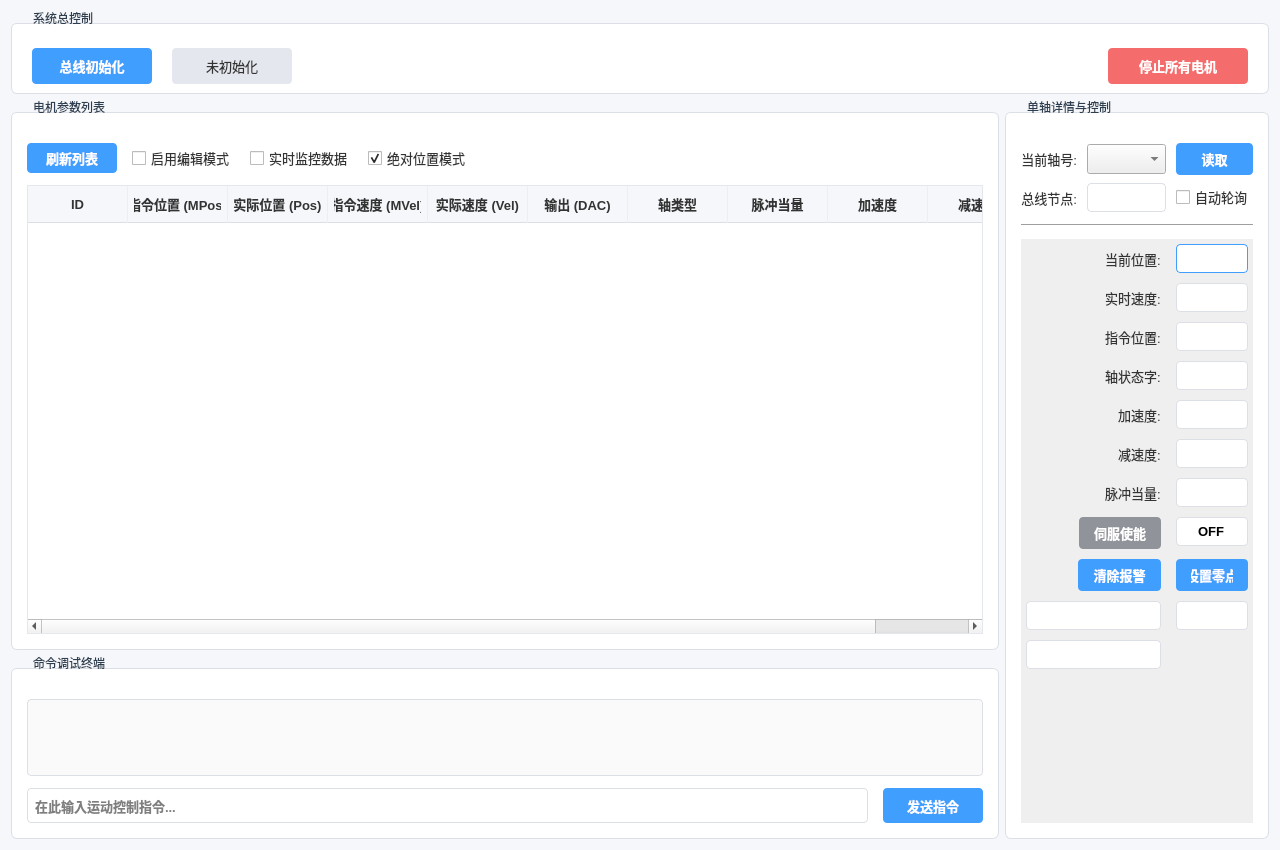
Old version of the form forms/ControlPage.ui in the repository Huier-git/Drill2tool.
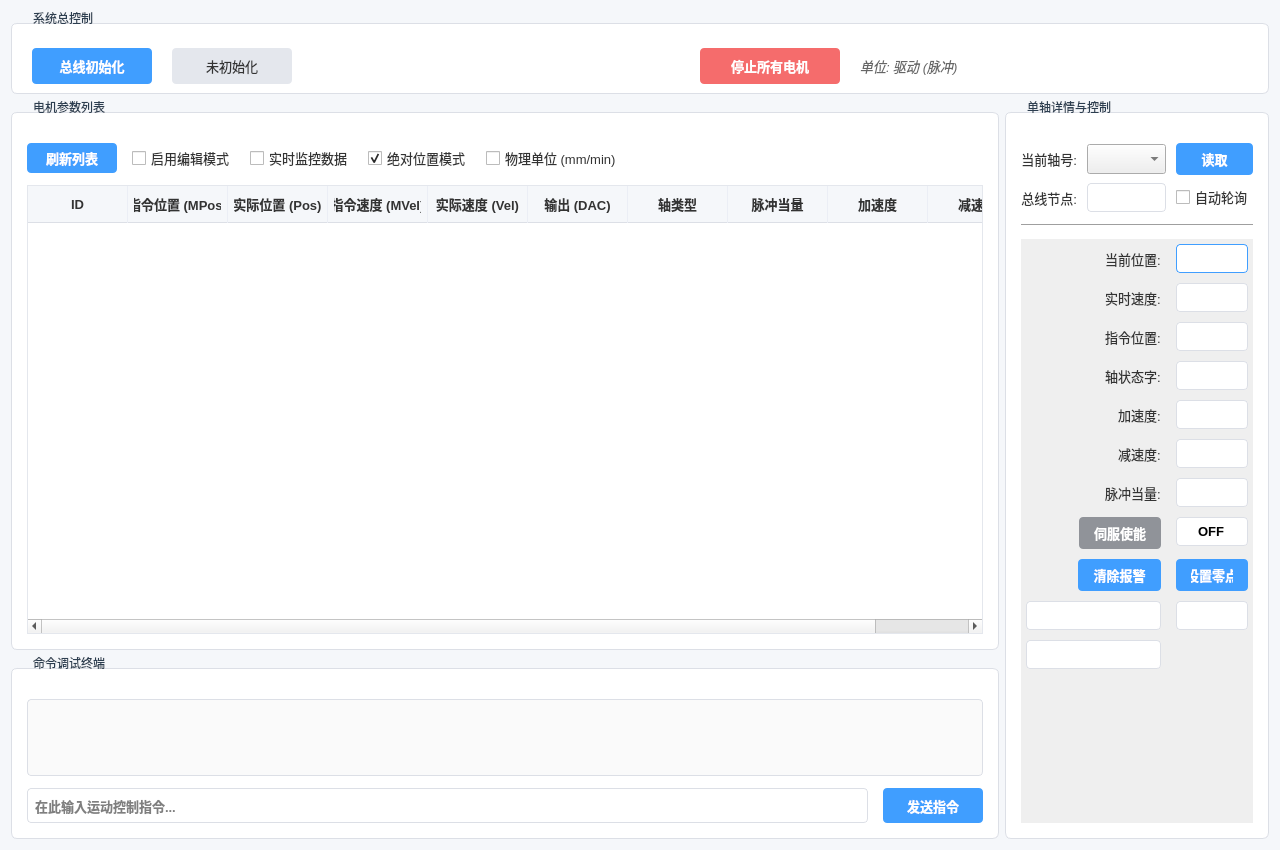
New version of the form.

Commit message: Add physical unit toggle and plan duration estimation

The edit to the form file:
```diff
--- a/forms/ControlPage.ui
+++ b/forms/ControlPage.ui
@@ -232,6 +232,33 @@
         </property>
        </widget>
       </item>
+           <item>
+            <layout class="QHBoxLayout" name="horizontalLayout_unit_status">
+             <item>
+              <widget class="QLabel" name="label_units_status">
+               <property name="text">
+                <string>单位: 驱动 (脉冲)</string>
+               </property>
+               <property name="styleSheet">
+                <string>color: #666; font-style: italic;</string>
+               </property>
+              </widget>
+             </item>
+             <item>
+              <spacer name="horizontalSpacer_3">
+               <property name="orientation">
+                <enum>Qt::Horizontal</enum>
+               </property>
+               <property name="sizeHint" stdset="0">
+                <size>
+                 <width>40</width>
+                 <height>20</height>
+                </size>
+               </property>
+              </spacer>
+             </item>
+            </layout>
+           </item>
      </layout>
     </widget>
    </item>
@@ -308,6 +335,13 @@
               </property>
              </widget>
             </item>
+             <item>
+              <widget class="QCheckBox" name="cb_units_physical">
+               <property name="text">
+                <string>物理单位 (mm/min)</string>
+               </property>
+              </widget>
+             </item>
             <item>
              <spacer name="horizontalSpacer_2">
               <property name="orientation">
```
Lines whose indentation alone changed are shown as unchanged. The commit also changes 12 other files.
